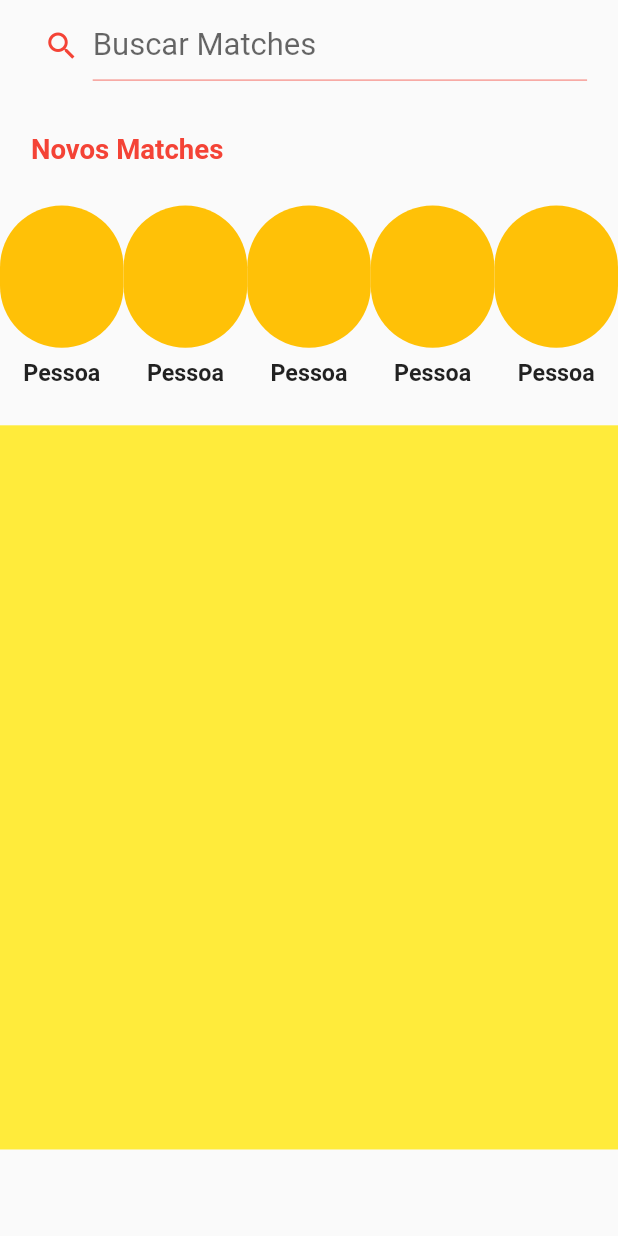
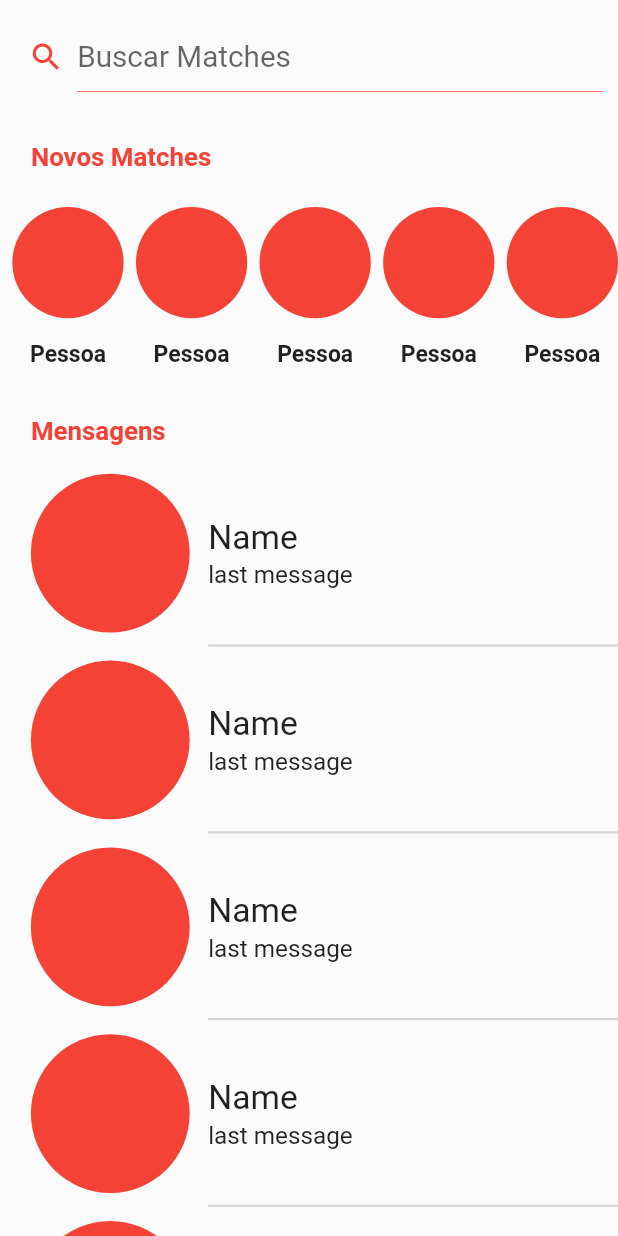
Before and after one commit to FubuBuiu/TinderApp_Flutter, a Flutter app: the Menu3 widget shown alone on an empty page, opened directly, on a phone screen of 412 x 824 dp. Run offline on Flutter 3.47's test engine with Material 2 defaults, Android fonts, the phone set to English and light mode, and no system bars; our stand-ins replace carousel_slider, flutter_svg, rive.

Commit message:
Interface gráfica do menu 3 pronta

```diff
--- a/lib/Usuario/Menu3/menu3.dart
+++ b/lib/Usuario/Menu3/menu3.dart
@@ -1,4 +1,5 @@
 import 'package:flutter/material.dart';
+import 'package:tinder_app/Usuario/Menu3/messageListItem.dart';
 import 'package:tinder_app/Usuario/Menu3/newMatch.dart';
 
 class Menu3 extends StatefulWidget {
@@ -9,33 +10,50 @@ class Menu3 extends StatefulWidget {
 }
 
 class _Menu3 extends State<Menu3> {
-  List<Widget> newMatchesList = [];
-
   @override
   void initState() {
     super.initState();
-    for (int x = 0; x < 8; x++) {
-      newMatchesList.add(
-        NewMatch(),
-      );
-    }
   }
 
   @override
   Widget build(BuildContext context) {
     TextEditingController _searchMatch = TextEditingController();
+    List<Widget> newMatchesList = [];
+    List<Widget> messageList = [];
     final size = MediaQuery.of(context).size;
     final menuBarHeight = size.height * .07;
     final paddingBarNotification = MediaQuery.of(context).padding.top;
     final carouselArea = size.height - menuBarHeight - paddingBarNotification;
-    final searchBar = carouselArea * .06;
-    final newMatchesContainerHeight = carouselArea * .3;
-    final messagesContainerHeight = carouselArea * .63;
+    final searchBar = carouselArea * .1;
+    final newMatchesContainerHeight = carouselArea * .25;
+    final messagesContainerHeight = carouselArea * .65;
+    for (int x = 0; x < 8; x++) {
+      newMatchesList.add(SizedBox(
+        width: size.width * .02,
+      ));
+      newMatchesList.add(
+        NewMatch(),
+      );
+    }
+    newMatchesList.add(
+      SizedBox(
+        width: size.width * .02,
+      ),
+    );
+
+    for (int x = 0; x < 5; x++) {
+      messageList.add(MessageListItem());
+    }
+
     return Column(
       children: <Widget>[
-        // 7% de aultura
-        Container(
-          margin: EdgeInsets.only(top: carouselArea * .01),
+        // 10% de aultura
+        Flexible(
+          flex: 0,
+          child: Container(
+            // color: Colors.amber,
+            alignment: Alignment.center,
+            // margin: EdgeInsets.only(top: carouselArea * .01),
             height: searchBar,
             child: Row(
               mainAxisAlignment: MainAxisAlignment.center,
@@ -43,24 +61,29 @@ class _Menu3 extends State<Menu3> {
                 Container(
                   height: searchBar,
                   width: size.width * .10,
+                  // color: Colors.blue,
                   child: Icon(
                     Icons.search,
                     color: Colors.red,
                   ),
                 ),
                 Container(
-                width: size.width * .8,
+                  // alignment: Alignment.bottomCenter,
+                  width: size.width * .85,
+                  height: searchBar * .6,
+                  // color: Colors.green,
                   child: TextField(
                     controller: _searchMatch,
                     autofocus: false,
                     keyboardType: TextInputType.name,
-                  style: TextStyle(fontSize: searchBar * .45),
+                    style: TextStyle(fontSize: (searchBar * .6) * .43),
                     cursorColor: Colors.red,
                     decoration: new InputDecoration(
                       floatingLabelBehavior: FloatingLabelBehavior.never,
                       hintText: "Buscar Matches",
                       focusedBorder: new UnderlineInputBorder(
-                      borderSide: new BorderSide(color: Colors.red, width: 0.5),
+                        borderSide:
+                            new BorderSide(color: Colors.red, width: 0.5),
                       ),
                       enabledBorder: UnderlineInputBorder(
                         borderSide: BorderSide(color: Colors.red, width: 0.5),
@@ -71,6 +94,14 @@ class _Menu3 extends State<Menu3> {
               ],
             ),
           ),
+        ),
+        Flexible(
+          flex: 1,
+          child: SingleChildScrollView(
+            scrollDirection: Axis.vertical,
+            child: Container(
+              child: Column(
+                children: <Widget>[
                   //30% de altura
                   Container(
                     width: size.width,
@@ -80,17 +111,18 @@ class _Menu3 extends State<Menu3> {
                       crossAxisAlignment: CrossAxisAlignment.start,
                       children: <Widget>[
                         Container(
-                padding: EdgeInsets.symmetric(horizontal: size.width * .05),
+                          padding: EdgeInsets.symmetric(
+                              horizontal: size.width * .05),
                           alignment: Alignment.bottomLeft,
                           // color: Colors.black,
                           width: size.width,
-                height: newMatchesContainerHeight * .25,
+                          height: newMatchesContainerHeight * .2,
                           child: Text(
                             "Novos Matches",
                             style: TextStyle(
                                 color: Colors.red,
                                 fontWeight: FontWeight.bold,
-                      fontSize: newMatchesContainerHeight * .08),
+                                fontSize: newMatchesContainerHeight * .09),
                           ),
                         ),
                         SingleChildScrollView(
@@ -103,13 +135,76 @@ class _Menu3 extends State<Menu3> {
                       ],
                     ),
                   ),
-        // 63% de altura
+                  // 60% de altura
                   Container(
+                    padding: EdgeInsets.symmetric(horizontal: size.width * .05),
+                    alignment: Alignment.centerLeft,
+                    // color: Colors.black,
                     width: size.width,
-          height: messagesContainerHeight,
-          color: Colors.yellow,
+                    height: newMatchesContainerHeight * .2,
+                    child: Text(
+                      "Mensagens",
+                      style: TextStyle(
+                          color: Colors.red,
+                          fontWeight: FontWeight.bold,
+                          fontSize: newMatchesContainerHeight * .09),
+                    ),
+                  ),
+                  Wrap(
+                    children: messageList,
+                  ),
+                ],
+              ),
+            ),
+          ),
         ),
       ],
     );
   }
 }
+
+//  Container(
+//           child: Column(
+//             children: <Widget>[
+//               //30% de altura
+//               Container(
+//                 width: size.width,
+//                 height: newMatchesContainerHeight,
+//                 // color: Colors.red,
+//                 child: Column(
+//                   crossAxisAlignment: CrossAxisAlignment.start,
+//                   children: <Widget>[
+//                     Container(
+//                       padding:
+//                           EdgeInsets.symmetric(horizontal: size.width * .05),
+//                       alignment: Alignment.bottomLeft,
+//                       color: Colors.black,
+//                       width: size.width,
+//                       height: newMatchesContainerHeight * .25,
+//                       child: Text(
+//                         "Novos Matches",
+//                         style: TextStyle(
+//                             color: Colors.red,
+//                             fontWeight: FontWeight.bold,
+//                             fontSize: newMatchesContainerHeight * .08),
+//                       ),
+//                     ),
+//                     SingleChildScrollView(
+//                       scrollDirection: Axis.horizontal,
+//                       child: Row(
+//                           // crossAxisAlignment: CrossAxisAlignment.start,
+//                           // mainAxisAlignment: MainAxisAlignment.spaceBetween,
+//                           children: newMatchesList),
+//                     )
+//                   ],
+//                 ),
+//               ),
+//               // 63% de altura
+//               Container(
+//                 width: size.width,
+//                 height: messagesContainerHeight,
+//                 color: Colors.yellow,
+//               ),
+//             ],
+//           ),
+//         ),
--- /dev/null
+++ b/lib/Usuario/Menu3/messageListItem.dart
@@ -0,0 +1,64 @@
+import 'package:flutter/material.dart';
+
+class MessageListItem extends StatelessWidget {
+  // final index;
+  @override
+  Widget build(BuildContext context) {
+    final size = MediaQuery.of(context).size;
+    final menuBarHeight = size.height * .07;
+    final paddingBarNotification = MediaQuery.of(context).padding.top;
+    final carouselArea = size.height - menuBarHeight - paddingBarNotification;
+    final heightItemList = (carouselArea * .65) * .25;
+    return Container(
+      height: heightItemList,
+      width: size.width,
+      margin: EdgeInsets.only(left: size.width * .05),
+      // color: Colors.black,
+      child: Row(
+        children: <Widget>[
+          Container(
+            height: heightItemList * .85,
+            width: heightItemList * .85,
+            decoration: BoxDecoration(
+                color: Colors.red, borderRadius: BorderRadius.circular(100)),
+          ),
+          Expanded(
+            child: Container(
+              margin: EdgeInsets.only(left: size.width * .03),
+              // color: Colors.orange,
+              child: Stack(
+                children: <Widget>[
+                  Column(
+                    mainAxisAlignment: MainAxisAlignment.center,
+                    crossAxisAlignment: CrossAxisAlignment.start,
+                    children: [
+                      Text(
+                        "Name",
+                        style: TextStyle(fontSize: heightItemList * .18),
+                      ),
+                      SizedBox(
+                        height: 3,
+                      ),
+                      Text(
+                        "last message",
+                        style: TextStyle(fontSize: heightItemList * .13),
+                      ),
+                    ],
+                  ),
+                  Align(
+                    alignment: Alignment.bottomCenter,
+                    child: Divider(
+                      color: Colors.grey[350],
+                      thickness: 1.5,
+                      height: 0,
+                    ),
+                  )
+                ],
+              ),
+            ),
+          ),
+        ],
+      ),
+    );
+  }
+}
--- a/lib/Usuario/Menu3/newMatch.dart
+++ b/lib/Usuario/Menu3/newMatch.dart
@@ -8,18 +8,18 @@ class NewMatch extends StatelessWidget {
     final menuBarHeight = size.height * .07;
     final paddingBarNotification = MediaQuery.of(context).padding.top;
     final carouselArea = size.height - menuBarHeight - paddingBarNotification;
-    final newMatchHeight = carouselArea * .3 - ((carouselArea * .3) * .25);
-    final circularPictureHeight = newMatchHeight * .55;
-    return InkWell(
-      onTap: () {},
-      // splashColor: Colors.grey,
-      hoverColor: Colors.grey,
-      child: Container(
+    final newMatchHeight = (carouselArea * .25) - ((carouselArea * .25) * .2);
+    final circularPictureHeight = size.width * .18;
+    return Container(
       alignment: Alignment.center,
       padding: EdgeInsets.symmetric(vertical: newMatchHeight * .15),
       height: newMatchHeight,
-        width: size.width * .2,
+      width: size.width * .18,
       // color: Colors.red,
+      child: InkWell(
+        splashColor: Colors.transparent,
+        onTap: () {},
+        child: Container(
           child: Stack(
             children: <Widget>[
               Align(
@@ -29,7 +29,7 @@ class NewMatch extends StatelessWidget {
                   width: circularPictureHeight,
                   decoration: BoxDecoration(
                     borderRadius: BorderRadius.circular(100),
-                  color: Colors.amber,
+                    color: Colors.red,
                   ),
                 ),
               ),
@@ -39,13 +39,14 @@ class NewMatch extends StatelessWidget {
                   "Pessoa",
                   style: TextStyle(
                       fontWeight: FontWeight.bold,
-                    fontSize: newMatchHeight * .09),
+                      fontSize: newMatchHeight * .1),
                   textAlign: TextAlign.center,
                 ),
               )
             ],
           ),
         ),
+      ),
     );
   }
 }
```
Lines whose indentation alone changed are shown as unchanged.
